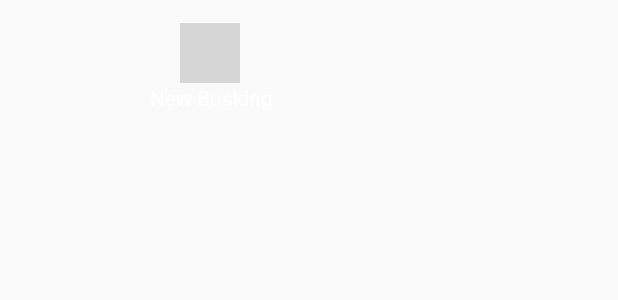
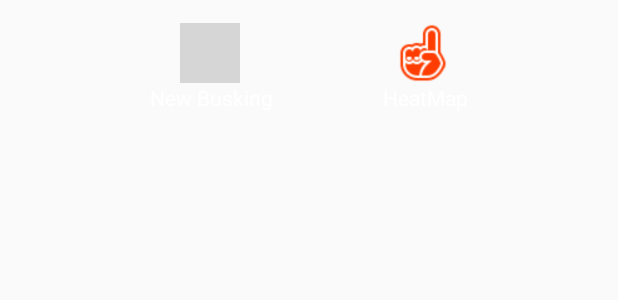
Before and after one commit to bryanyhy/START, an Android app: the layout fragment_my_busking.xml on its own in the app's theme, with its tools: preview values and no code run, on a phone screen of 412 x 824 dp. Shown: the top 300 px of the screen. Run offline under Robolectric (Android 15) with nearby library versions, the phone set to English and light mode, and no system bars; grey boxes are pictures that could not be loaded.

Commit message:
Hotfix for Iteration 2

```diff
--- a/app/src/main/java/ambiesoft/start/presenter/fragment/HeatMapFragmentPresenter.java
+++ b/app/src/main/java/ambiesoft/start/presenter/fragment/HeatMapFragmentPresenter.java
@@ -364,7 +364,7 @@ public class HeatMapFragmentPresenter implements OnMapReadyCallback, GoogleApiCl
              String title2 = "<b><u>Heat Map</u></b>";
              showAlertBoxWithUnderline("Info", Html.fromHtml(title1 + "<br>There are 2 methods on setting the performance location: <br>" +
                      "1. Type in and search the location address. <br>" +
-                     "2. Drag and drop the blue marker on the map. <br>" +
+                     "2. Long press the blue marker, then drag and drop the blue marker on the map. <br>" +
                      "*Option 2 may not always work due to map server's busyness. <br><br>" +
                      title2 + "<br>Heat map data is based on the average pedestrian count of past 52 weeks. <br>" +
                      "Access the preferred data by changing the day and time."), view.getActivity());
--- a/app/src/main/res/layout/activity_logon.xml
+++ b/app/src/main/res/layout/activity_logon.xml
@@ -8,7 +8,7 @@
     android:layout_width="match_parent"
     android:layout_height="match_parent"
     android:background="@drawable/login_bg_mid"
-    >
+    android:id="@+id/linearLay" >
 
     <com.github.florent37.materialtextfield.MaterialTextField
         android:layout_width="300dp"
--- a/app/src/main/res/layout/fragment_my_busking.xml
+++ b/app/src/main/res/layout/fragment_my_busking.xml
@@ -44,27 +44,27 @@
                     android:id="@+id/textView2" />
             </LinearLayout>
 
-            <!--<LinearLayout-->
-                <!--android:orientation="vertical"-->
-                <!--android:layout_width="match_parent"-->
-                <!--android:layout_height="wrap_content"-->
-                <!--android:gravity="right"-->
-                <!--android:layout_marginRight="100dp">-->
+            <LinearLayout
+                android:orientation="vertical"
+                android:layout_width="match_parent"
+                android:layout_height="wrap_content"
+                android:gravity="right"
+                android:layout_marginRight="100dp">
 
-                <!--<ImageButton-->
-                    <!--android:layout_width="40dp"-->
-                    <!--android:layout_height="40dp"-->
-                    <!--android:id="@+id/heatMapButton"-->
-                    <!--android:background="@drawable/ic_heatmap"-->
-                    <!--android:layout_marginRight="10dp"/>-->
+                <ImageButton
+                    android:layout_width="40dp"
+                    android:layout_height="40dp"
+                    android:id="@+id/heatMapButton"
+                    android:background="@drawable/ic_heatmap"
+                    android:layout_marginRight="10dp"/>
 
-                <!--<TextView-->
-                    <!--android:layout_width="wrap_content"-->
-                    <!--android:layout_height="wrap_content"-->
-                    <!--android:text="HeatMap"-->
-                    <!--android:id="@+id/textView3"-->
-                    <!--android:textColor="@color/buttonText"/>-->
-            <!--</LinearLayout>-->
+                <TextView
+                    android:layout_width="wrap_content"
+                    android:layout_height="wrap_content"
+                    android:text="HeatMap"
+                    android:id="@+id/textView3"
+                    android:textColor="@color/buttonText"/>
+            </LinearLayout>
 
         </LinearLayout>
 
```
Also changed, not shown: app/src/main/java/ambiesoft/start/view/fragment/AboutUsFragment.java (+11 -0 lines), app/src/main/java/ambiesoft/start/view/fragment/MoreFragment.java (+17 -1 lines), app/src/main/java/ambiesoft/start/view/fragment/MyBuskingFragment.java (+9 -0 lines), app/src/main/res/values/strings.xml (+19 -19 lines).
